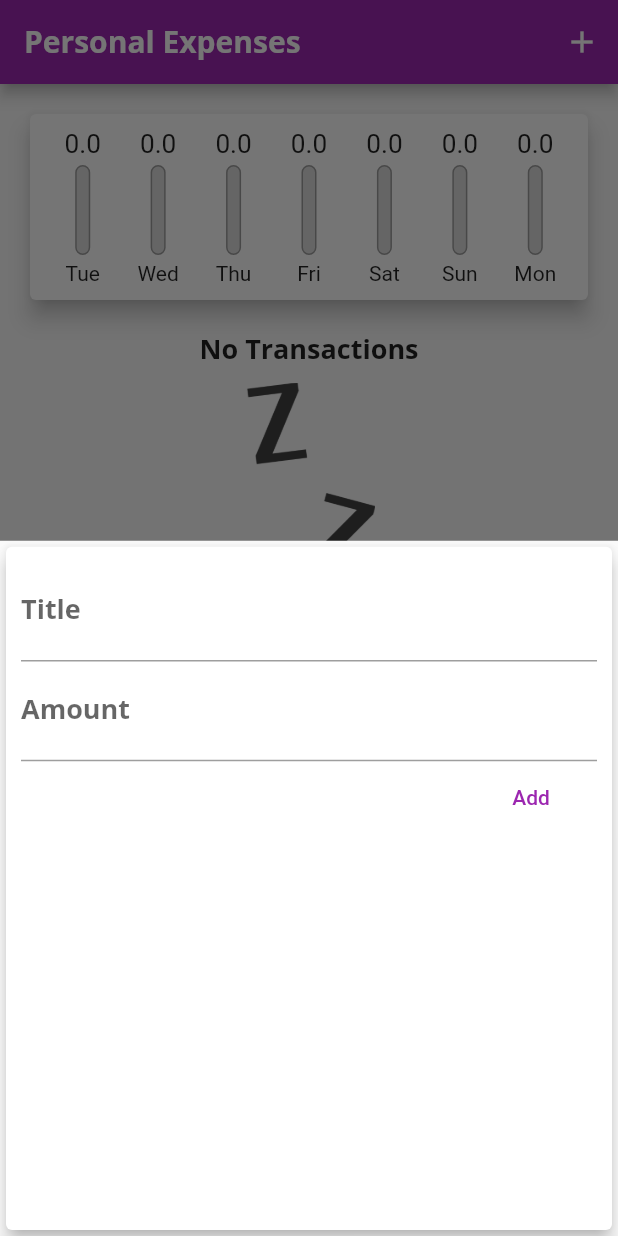
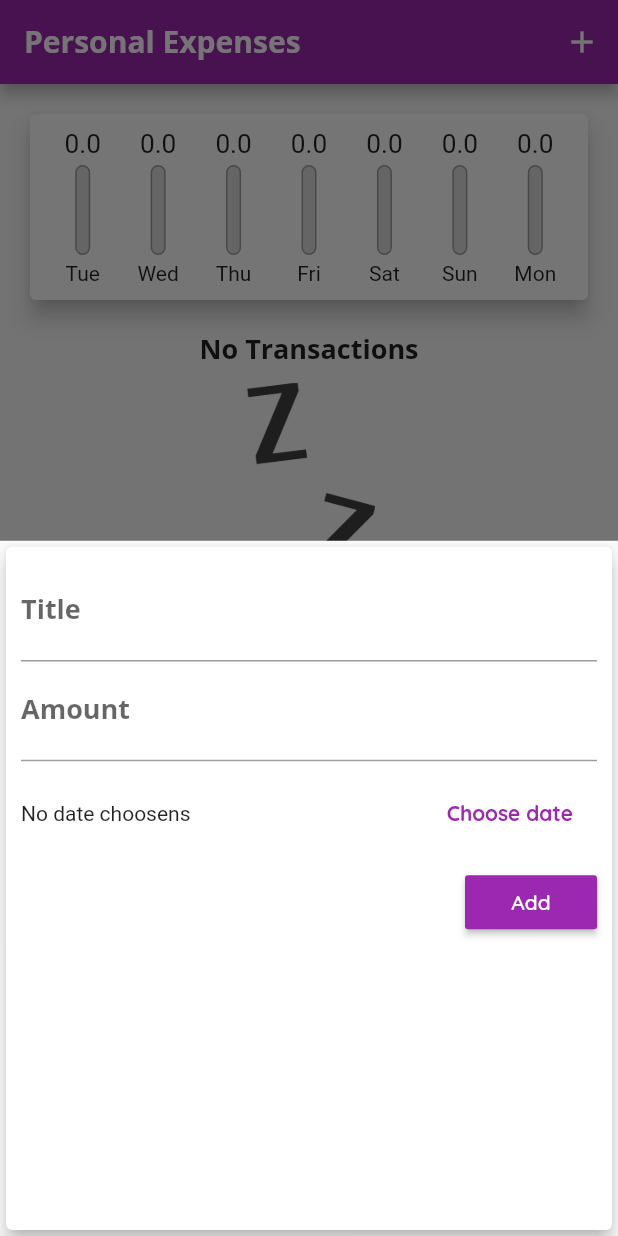
Before and after one commit to Samuel-Bie/expenses_manager, a Flutter app: the screen it shows after launch, after a tap on the "add" icon, on a phone screen of 412 x 824 dp. Run offline on Flutter 3.47's test engine with Material 2 defaults, Android fonts, the phone set to English and light mode, and no system bars.

Commit message:
Add date picker

```diff
--- a/lib/main.dart
+++ b/lib/main.dart
@@ -25,6 +25,7 @@ class MyApp extends StatelessWidget {
                 fontSize: 18,
                 fontWeight: FontWeight.bold,
               ),
+              button: TextStyle(color: Colors.white),
             ),
         appBarTheme: AppBarTheme(
           textTheme: ThemeData.light().textTheme.copyWith(
@@ -96,7 +97,6 @@ class _MyHomePageState extends State<MyHomePage> {
     //   amount: 15.26,
     //   date: DateTime.now().subtract(Duration(days: 7)),
     // ),
-
   ];
 
   List<Transaction> get _recentTransactions {
--- a/lib/widgets/new_transation.dart
+++ b/lib/widgets/new_transation.dart
@@ -1,4 +1,5 @@
 import 'package:flutter/material.dart';
+import 'package:intl/intl.dart';
 
 class NewTransaction extends StatefulWidget {
   final Function addTransaction;
@@ -10,18 +11,34 @@ class NewTransaction extends StatefulWidget {
 }
 
 class _NewTransactionState extends State<NewTransaction> {
-  final titleController = TextEditingController();
+  final _titleController = TextEditingController();
+  final _amountController = TextEditingController();
 
-  final amountController = TextEditingController();
+  DateTime _selectedDate;
 
-  void submitData() {
-    final title = titleController.text;
-    final amount = double.parse(amountController.text);
+  void _submitData() {
+    final title = _titleController.text;
+    final amount = double.parse(_amountController.text);
+    final date = _selectedDate;
 
     if (amount <= 0 || title.isEmpty) return;
 
-    this.widget.addTransaction(title, amount);
+    this.widget.addTransaction(title, amount, date);
     Navigator.pop(context);
+  }
+
+  void _showDatePicker() {
+    showDatePicker(
+      context: context,
+      initialDate: DateTime.now(),
+      firstDate: DateTime(2000),
+      lastDate: DateTime.now(),
+    ).then((pickedDate) {
+      if (pickedDate == null) return;
+      setState(() {
+        _selectedDate = pickedDate;
+      });
+    });
   }
 
   @override
@@ -34,20 +51,46 @@ class _NewTransactionState extends State<NewTransaction> {
           crossAxisAlignment: CrossAxisAlignment.end,
           children: <Widget>[
             TextField(
-              controller: titleController,
+              controller: _titleController,
               decoration: InputDecoration(labelText: 'Title'),
-              onSubmitted: (_) => this.submitData(),
+              onSubmitted: (_) => this._submitData(),
             ),
             TextField(
-              controller: amountController,
+              controller: _amountController,
               decoration: InputDecoration(labelText: 'Amount'),
               keyboardType: TextInputType.numberWithOptions(decimal: true),
-              onSubmitted: (_) => this.submitData(),
+              onSubmitted: (_) => this._submitData(),
             ),
-            FlatButton(
-              onPressed: submitData,
-              child: Text('Add'),
-              textColor: Colors.purple,
+            Container(
+              height: 70,
+              child: Row(
+                children: <Widget>[
+                  Expanded(
+                    child: Text(
+                      _selectedDate == null
+                          ? 'No date choosens'
+                          : 'Date picked ${DateFormat.yMd().format(this._selectedDate)}',
+                    ),
+                  ),
+                  FlatButton(
+                    onPressed: _showDatePicker,
+                    textColor: Theme.of(context).primaryColor,
+                    child: Text(
+                      'Choose date',
+                      style: TextStyle(fontWeight: FontWeight.bold),
+                    ),
+                  )
+                ],
+              ),
+            ),
+            RaisedButton(
+              onPressed: _submitData,
+              child: Text(
+                'Add',
+                style:
+                    TextStyle(color: Theme.of(context).textTheme.button.color),
+              ),
+              color: Theme.of(context).primaryColor,
             )
           ],
         ),
```
